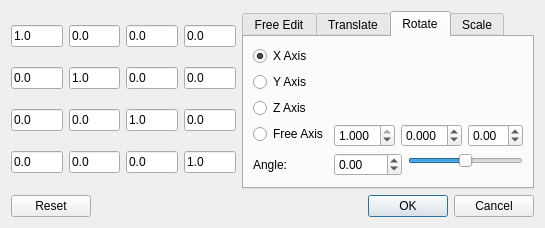
The window that gui/forms/QGMDialogMatrix.ui (barionleg/gitgAmesch) describes before a commit, drawn with Qt 5.
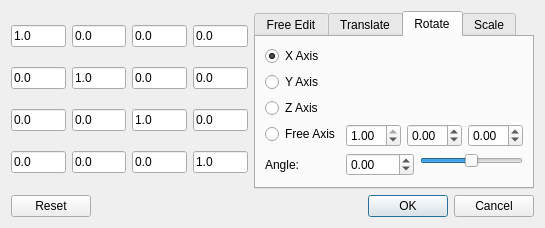
The same window after the commit. The open tabs and pages were chosen to show the change.

Commit message: Setting the locale of the QGMDialogMatrix fields to locale "C"

```diff
--- a/gui/forms/QGMDialogMatrix.ui
+++ b/gui/forms/QGMDialogMatrix.ui
@@ -386,7 +386,7 @@
            <item>
             <widget class="QDoubleSpinBox" name="doubleSpinBox_axisX">
              <property name="decimals">
-              <number>3</number>
+              <number>2</number>
              </property>
              <property name="minimum">
               <double>-1.000000000000000</double>
@@ -405,7 +405,7 @@
            <item>
             <widget class="QDoubleSpinBox" name="doubleSpinBox_axisY">
              <property name="decimals">
-              <number>3</number>
+              <number>2</number>
              </property>
              <property name="minimum">
               <double>-1.000000000000000</double>
```
Left out of the diff: 30 changed lines with no effect on the pictures. The commit also changes 1 other file.
